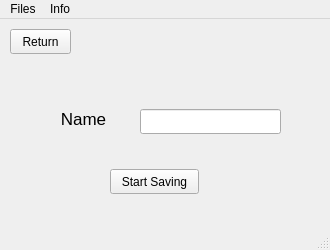
Old version of the form ImgProc/src/imgproc.ui in the repository Rodelph/FaceDetection-with-Qt5-and-OpenCV.
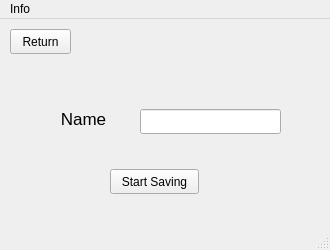
New version of the form.

Patch:
```diff
--- a/ImgProc/src/imgproc.ui
+++ b/ImgProc/src/imgproc.ui
@@ -99,13 +99,6 @@
     </property>
     <addaction name="actionHow_it_works"/>
    </widget>
-   <widget class="QMenu" name="menuFiles">
-    <property name="title">
-     <string>Files</string>
-    </property>
-    <addaction name="actionCheck_stored_images"/>
-   </widget>
-   <addaction name="menuFiles"/>
    <addaction name="menuinfo"/>
   </widget>
   <widget class="QStatusBar" name="statusbar"/>
```
Left out of the diff: 11 changed lines with no effect on the pictures.
